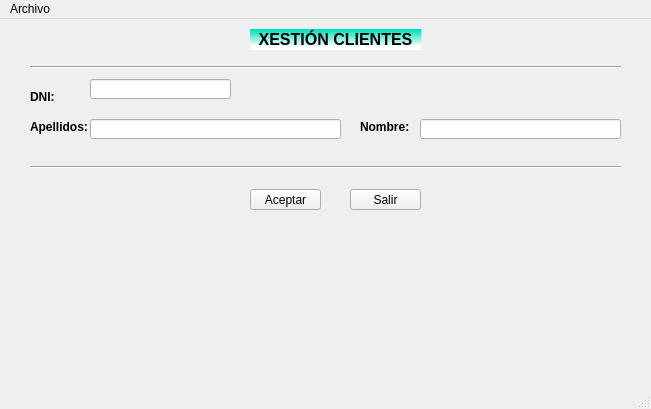
Before: the Qt Designer form ventana.ui in XoanCarlos/PEREZGONZALEZ, drawn with Qt 5.
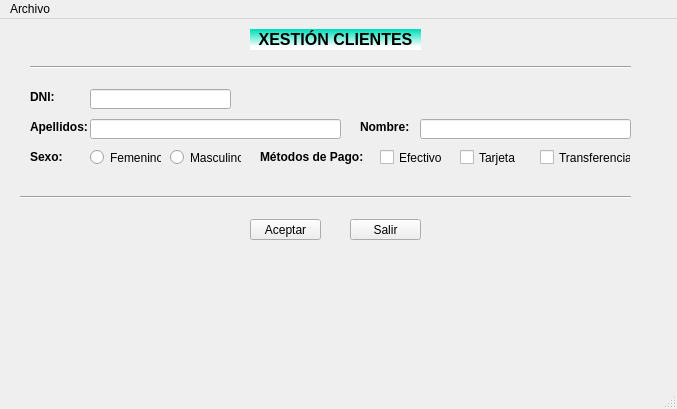
After: the same form once the commit is applied.

The edit to the form file:
```diff
--- a/ventana.ui
+++ b/ventana.ui
@@ -6,7 +6,7 @@
    <rect>
     <x>0</x>
     <y>0</y>
-    <width>651</width>
+    <width>677</width>
     <height>409</height>
    </rect>
   </property>
@@ -46,7 +46,7 @@
      <rect>
       <x>30</x>
       <y>40</y>
-      <width>591</width>
+      <width>601</width>
       <height>16</height>
      </rect>
     </property>
@@ -76,9 +76,9 @@
    <widget class="Line" name="line_2">
     <property name="geometry">
      <rect>
-      <x>30</x>
-      <y>140</y>
-      <width>591</width>
+      <x>20</x>
+      <y>170</y>
+      <width>611</width>
       <height>16</height>
      </rect>
     </property>
@@ -90,7 +90,7 @@
     <property name="geometry">
      <rect>
       <x>90</x>
-      <y>60</y>
+      <y>70</y>
       <width>141</width>
       <height>20</height>
      </rect>
@@ -149,7 +149,7 @@
      <rect>
       <x>420</x>
       <y>100</y>
-      <width>201</width>
+      <width>211</width>
       <height>20</height>
      </rect>
     </property>
@@ -158,7 +158,7 @@
     <property name="geometry">
      <rect>
       <x>250</x>
-      <y>170</y>
+      <y>200</y>
       <width>71</width>
       <height>21</height>
      </rect>
@@ -171,7 +171,7 @@
     <property name="geometry">
      <rect>
       <x>350</x>
-      <y>170</y>
+      <y>200</y>
       <width>71</width>
       <height>21</height>
      </rect>
@@ -183,8 +183,8 @@
    <widget class="QLabel" name="lblValidar">
     <property name="geometry">
      <rect>
-      <x>250</x>
-      <y>60</y>
+      <x>240</x>
+      <y>70</y>
       <width>47</width>
       <height>21</height>
      </rect>
@@ -202,13 +202,116 @@
      <string/>
     </property>
    </widget>
+   <widget class="QLabel" name="lblSexo">
+    <property name="geometry">
+     <rect>
+      <x>30</x>
+      <y>130</y>
+      <width>41</width>
+      <height>16</height>
+     </rect>
+    </property>
+    <property name="font">
+     <font>
+      <weight>75</weight>
+      <bold>true</bold>
+     </font>
+    </property>
+    <property name="text">
+     <string>Sexo:</string>
+    </property>
+   </widget>
+   <widget class="QRadioButton" name="rbtFem">
+    <property name="geometry">
+     <rect>
+      <x>90</x>
+      <y>130</y>
+      <width>71</width>
+      <height>17</height>
+     </rect>
+    </property>
+    <property name="text">
+     <string>Femenino</string>
+    </property>
+   </widget>
+   <widget class="QRadioButton" name="rbtMasc">
+    <property name="geometry">
+     <rect>
+      <x>170</x>
+      <y>130</y>
+      <width>71</width>
+      <height>17</height>
+     </rect>
+    </property>
+    <property name="text">
+     <string>Masculino</string>
+    </property>
+   </widget>
+   <widget class="QLabel" name="lblPago">
+    <property name="geometry">
+     <rect>
+      <x>260</x>
+      <y>130</y>
+      <width>111</width>
+      <height>16</height>
+     </rect>
+    </property>
+    <property name="font">
+     <font>
+      <weight>75</weight>
+      <bold>true</bold>
+     </font>
+    </property>
+    <property name="text">
+     <string>Métodos de Pago:</string>
+    </property>
+   </widget>
+   <widget class="QCheckBox" name="chkEfec">
+    <property name="geometry">
+     <rect>
+      <x>380</x>
+      <y>130</y>
+      <width>70</width>
+      <height>17</height>
+     </rect>
+    </property>
+    <property name="text">
+     <string>Efectivo</string>
+    </property>
+   </widget>
+   <widget class="QCheckBox" name="chkTar">
+    <property name="geometry">
+     <rect>
+      <x>460</x>
+      <y>130</y>
+      <width>70</width>
+      <height>17</height>
+     </rect>
+    </property>
+    <property name="text">
+     <string>Tarjeta</string>
+    </property>
+   </widget>
+   <widget class="QCheckBox" name="chkTrans">
+    <property name="geometry">
+     <rect>
+      <x>540</x>
+      <y>130</y>
+      <width>91</width>
+      <height>17</height>
+     </rect>
+    </property>
+    <property name="text">
+     <string>Transferencia</string>
+    </property>
+   </widget>
   </widget>
   <widget class="QMenuBar" name="menuBar">
    <property name="geometry">
     <rect>
      <x>0</x>
      <y>0</y>
-     <width>651</width>
+     <width>677</width>
      <height>21</height>
     </rect>
    </property>
```
